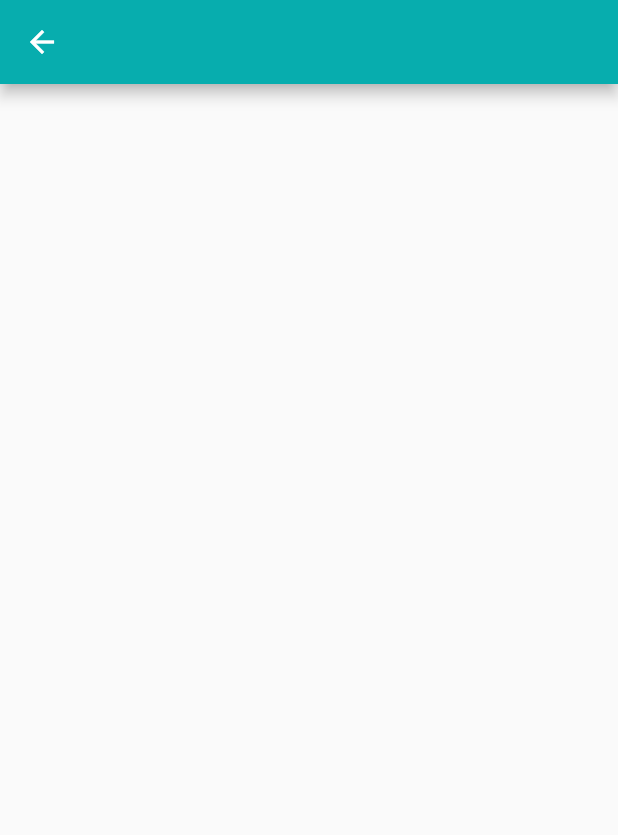
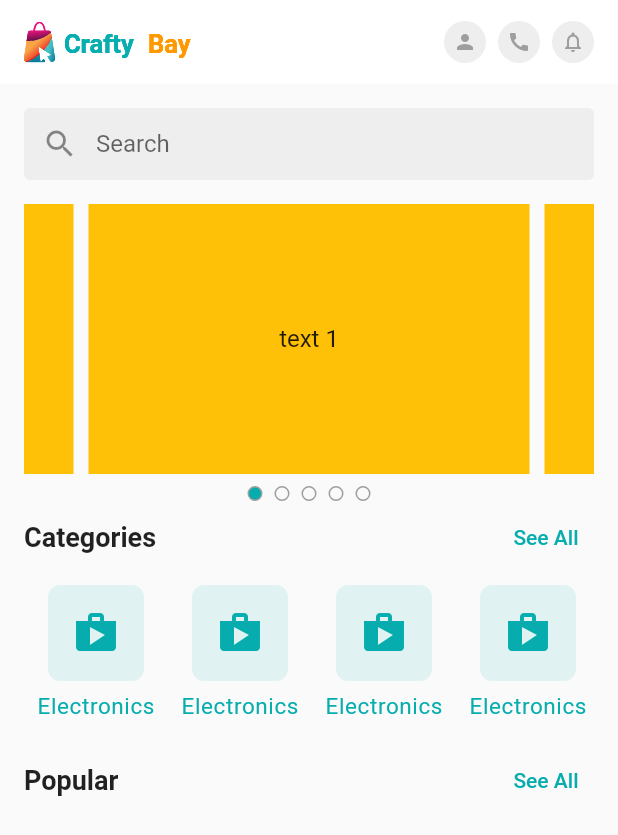
Before and after one commit to hydrationnirob/ostad_ecommerce_project, a Flutter app: the HomeScreen screen opened directly, on a phone screen of 412 x 824 dp. Shown: the top 835 px of the screen. Run offline on Flutter 3.47's test engine with Material 2 defaults, Android fonts, the phone set to English and light mode, and no system bars; drawn by our look-alikes of carousel_slider; our stand-ins replace flutter_svg, get, pin_code_fields; missing offline and left inert: dart:ffi.

Commit message:
Home_screen_Slider_Catagories_added

```diff
--- /dev/null
+++ b/lib/presentation/ui/Widgets/Home/home_slider.dart
@@ -0,0 +1,73 @@
+import 'package:carousel_slider/carousel_slider.dart';
+
+import 'package:flutter/material.dart';
+import 'package:ostad_ecommerce_project/presentation/ui/utility/app_colors.dart';
+
+class HomeSlider extends StatefulWidget {
+  const HomeSlider({super.key});
+
+  @override
+  State<HomeSlider> createState() => _HomeSliderState();
+}
+
+class _HomeSliderState extends State<HomeSlider> {
+  final ValueNotifier<int> _selectedSlider = ValueNotifier(0);
+
+  @override
+  Widget build(BuildContext context) {
+    return Column(
+      children: [
+        CarouselSlider(
+          options: CarouselOptions(
+              height: 180.0,
+              autoPlay: true,
+              autoPlayInterval: const Duration(seconds: 3),
+              onPageChanged: (int page, _) {
+                _selectedSlider.value = page;
+              }),
+          items: [1, 2, 3, 4, 5].map((i) {
+            return Builder(
+              builder: (BuildContext context) {
+                return Container(
+                    width: MediaQuery.of(context).size.width,
+                    margin: const EdgeInsets.symmetric(horizontal: 5.0),
+                    decoration: const BoxDecoration(color: Colors.amber),
+                    alignment: Alignment.center,
+                    child: Text(
+                      'text $i',
+                      style: const TextStyle(fontSize: 16.0),
+                    )
+
+                );
+              },
+            );
+          }).toList(),
+        ),
+        const SizedBox(
+          height: 8,
+        ),
+        ValueListenableBuilder(
+          valueListenable: _selectedSlider,
+          builder: (context, value, _) {
+            List<Widget> list = [];
+            for (int i = 0; i < 5; i++) {
+              list.add(Container(
+                width: 10,
+                height: 10,
+                margin: const EdgeInsets.symmetric(horizontal: 4),
+                decoration: BoxDecoration(
+                    border: Border.all(color: Colors.grey),
+                    borderRadius: BorderRadius.circular(10),
+                    color: value == i ? AppColors.primaryColor : null),
+              ));
+            }
+            return Row(
+              mainAxisAlignment: MainAxisAlignment.center,
+              children: list,
+            );
+          },
+        )
+      ],
+    );
+  }
+}
--- /dev/null
+++ b/lib/presentation/ui/Widgets/Home/section_header.dart
@@ -0,0 +1,32 @@
+import 'package:flutter/material.dart';
+
+class SectionHeader extends StatelessWidget {
+  const SectionHeader({
+    super.key,
+    required this.title,
+    required this.onTap,
+  });
+
+  final String title;
+  final VoidCallback onTap;
+
+  @override
+  Widget build(BuildContext context) {
+    return Row(
+      mainAxisAlignment: MainAxisAlignment.spaceBetween,
+      children: [
+        Text(
+          title,
+          style: const TextStyle(
+            fontSize: 18,
+            fontWeight: FontWeight.w700,
+          ),
+        ),
+        TextButton(
+          onPressed: onTap,
+          child: const Text('See All'),
+        )
+      ],
+    );
+  }
+}
--- /dev/null
+++ b/lib/presentation/ui/Widgets/category_card.dart
@@ -0,0 +1,42 @@
+
+import 'package:flutter/material.dart';
+import 'package:ostad_ecommerce_project/presentation/ui/utility/app_colors.dart';
+
+class CategoryCard extends StatelessWidget {
+  const CategoryCard({
+    super.key,
+  });
+
+  @override
+  Widget build(BuildContext context) {
+    return Padding(
+      padding: const EdgeInsets.symmetric(horizontal: 8.0),
+      child: Column(
+        children: [
+          Container(
+            margin: const EdgeInsets.symmetric(horizontal: 8),
+            padding: const EdgeInsets.all(16),
+            decoration: BoxDecoration(
+                color: AppColors.primaryColor.withOpacity(0.1),
+                borderRadius: BorderRadius.circular(8)),
+            child: const Icon(
+              Icons.shop,
+              size: 32,
+              color: AppColors.primaryColor,
+            ),
+          ),
+          const SizedBox(
+            height: 8,
+          ),
+          const Text(
+            'Electronics',
+            style: TextStyle(
+                fontSize: 15,
+                color: AppColors.primaryColor,
+                letterSpacing: 0.4),
+          )
+        ],
+      ),
+    );
+  }
+}
--- /dev/null
+++ b/lib/presentation/ui/Widgets/circular_icon_button.dart
@@ -0,0 +1,29 @@
+import 'package:flutter/material.dart';
+
+class CircularIconButton extends StatelessWidget {
+  const CircularIconButton({
+    super.key,
+    required this.icon,
+    required this.onTap,
+  });
+
+  final IconData icon;
+  final VoidCallback onTap;
+
+  @override
+  Widget build(BuildContext context) {
+    return InkWell(
+      onTap: onTap,
+      borderRadius: BorderRadius.circular(30),
+      child: CircleAvatar(
+        radius: 14,
+        backgroundColor: Colors.grey.shade200,
+        child: Icon(
+          icon,
+          color: Colors.grey,
+          size: 16,
+        ),
+      ),
+    );
+  }
+}
--- a/lib/presentation/ui/screens/HomeScreen.dart
+++ b/lib/presentation/ui/screens/HomeScreen.dart
@@ -1,13 +1,101 @@
 import 'package:flutter/material.dart';
+import 'package:flutter_svg/flutter_svg.dart';
+import 'package:ostad_ecommerce_project/presentation/ui/Widgets/Home/home_slider.dart';
+import 'package:ostad_ecommerce_project/presentation/ui/Widgets/Home/section_header.dart';
+import 'package:ostad_ecommerce_project/presentation/ui/Widgets/category_card.dart';
+import 'package:ostad_ecommerce_project/presentation/ui/Widgets/circular_icon_button.dart';
+import 'package:ostad_ecommerce_project/presentation/ui/utility/image_assets_location.dart';
 
-class HomeScreen extends StatelessWidget {
+class HomeScreen extends StatefulWidget {
   const HomeScreen({Key? key}) : super(key: key);
 
   @override
+  State<HomeScreen> createState() => _HomeScreenState();
+}
+
+class _HomeScreenState extends State<HomeScreen> {
+  @override
   Widget build(BuildContext context) {
-    return  Scaffold(
+    return Scaffold(
       appBar: AppBar(
-
+        backgroundColor: Colors.white,
+        elevation: 0,
+        title: Row(
+          children: [
+            SvgPicture.asset(
+              ImageAssets.craftyBayNavLogoSVG,
+              fit: BoxFit.contain,
+            ),
+            const Spacer(),
+            CircularIconButton(
+              icon: Icons.person,
+              onTap: () {},
+            ),
+            const SizedBox(
+              width: 8,
+            ),
+            CircularIconButton(
+              icon: Icons.call,
+              onTap: () {},
+            ),
+            const SizedBox(
+              width: 8,
+            ),
+            CircularIconButton(
+              icon: Icons.notifications_none,
+              onTap: () {},
+            ),
+          ],
+        ),
+      ),
+      body: SingleChildScrollView(
+        child: Padding(
+          padding: const EdgeInsets.all(16.0),
+          child: Column(
+            children: [
+              TextField(
+                decoration: InputDecoration(
+                  fillColor: Colors.grey.shade200,
+                  filled: true,
+                  prefixIcon: const Icon(Icons.search),
+                  hintText: 'Search',
+                  border: const OutlineInputBorder(borderSide: BorderSide.none),
+                  focusedBorder:
+                  const OutlineInputBorder(borderSide: BorderSide.none),
+                  enabledBorder:
+                  const OutlineInputBorder(borderSide: BorderSide.none),
+                ),
+              ),
+              const SizedBox(
+                height: 16,
+              ),
+              const HomeSlider(),
+              SectionHeader(
+                title: 'Categories',
+                onTap: () {},
+              ),
+              const SizedBox(
+                height: 8,
+              ),
+              SizedBox(
+                height: 90,
+                child: ListView.builder(
+                    itemCount: 10,
+                    scrollDirection: Axis.horizontal,
+                    itemBuilder: (context, index) {
+                      return const CategoryCard();
+                    }),
+              ),
+              const SizedBox(
+                height: 16,
+              ),
+              SectionHeader(
+                title: 'Popular',
+                onTap: () {},
+              ),
+            ],
+          ),
+        ),
       ),
     );
   }
--- a/lib/presentation/ui/screens/SplashScreen.dart
+++ b/lib/presentation/ui/screens/SplashScreen.dart
@@ -22,7 +22,7 @@
 
   void goToNextScreen() {
     Future.delayed(const Duration(seconds: 2)).then((value) {
-      Get.offAll( email_verifecation_screen());
+      Get.offAll( HomeScreen());
     });
   }
 
--- a/lib/presentation/ui/utility/image_assets_location.dart
+++ b/lib/presentation/ui/utility/image_assets_location.dart
@@ -1,3 +1,4 @@
 class ImageAssets {
   static const String craftyBayLogoSVG = 'assets/images/logo.svg';
+  static const String craftyBayNavLogoSVG = 'assets/images/logo_nav.svg';
 }
--- a/pubspec.yaml
+++ b/pubspec.yaml
@@ -19,6 +19,8 @@
   get: ^4.6.5
   flutter_svg: ^2.0.7
   pin_code_fields: ^8.0.1
+  carousel_slider: ^4.2.1
+  http: ^1.1.0
 
 
 
@@ -35,7 +37,7 @@
   uses-material-design: true
 
   assets:
-    - assets/images/logo.svg
+    - assets/images/
     -
 
 
```
Also changed, not shown: assets/images/logo_nav.svg (added), pubspec.lock.
